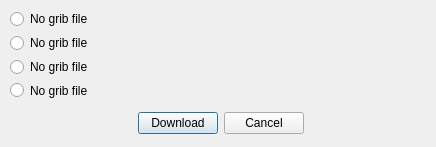
nohal/qtVlm, file src/Ui/DialogVLM_grib.ui: the form before one commit.
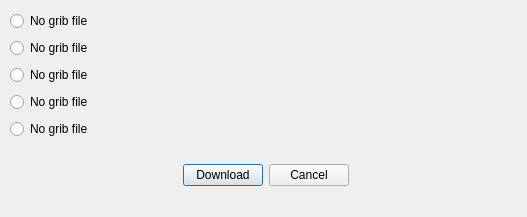
The form after the commit.

Commit message: Some other fixes in ROUTE Add interim file in VLM grib download (not tested)

```diff
--- a/src/Ui/DialogVLM_grib.ui
+++ b/src/Ui/DialogVLM_grib.ui
@@ -6,8 +6,8 @@
    <rect>
     <x>0</x>
     <y>0</y>
-    <width>436</width>
-    <height>147</height>
+    <width>527</width>
+    <height>217</height>
    </rect>
   </property>
   <property name="windowTitle">
@@ -18,8 +18,8 @@
     <rect>
      <x>10</x>
      <y>10</y>
-     <width>421</width>
-     <height>89</height>
+     <width>511</width>
+     <height>131</height>
     </rect>
    </property>
    <layout class="QVBoxLayout" name="verticalLayout">
@@ -51,15 +51,22 @@
       </property>
      </widget>
     </item>
+    <item>
+     <widget class="QRadioButton" name="radio5">
+      <property name="text">
+       <string>No grib file</string>
+      </property>
+     </widget>
+    </item>
    </layout>
   </widget>
   <widget class="QWidget" name="layoutWidget">
    <property name="geometry">
     <rect>
      <x>10</x>
-     <y>110</y>
-     <width>421</width>
-     <height>27</height>
+     <y>160</y>
+     <width>511</width>
+     <height>30</height>
     </rect>
    </property>
    <layout class="QHBoxLayout" name="horizontalLayout">
```
The commit also changes 10 other files.
